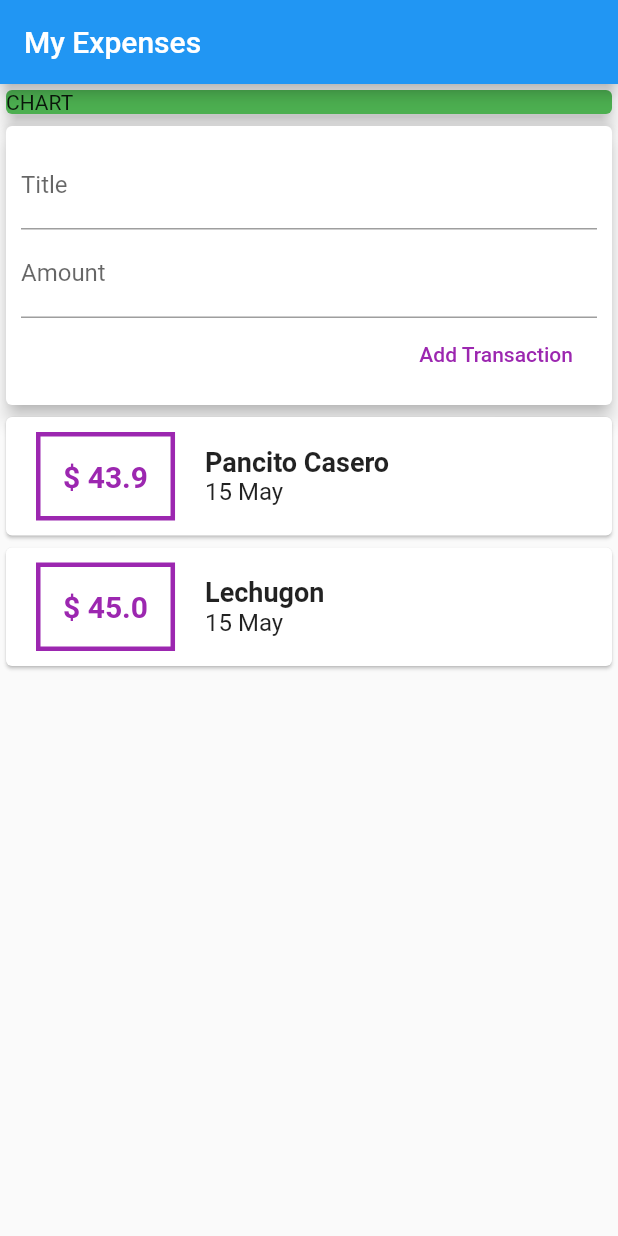
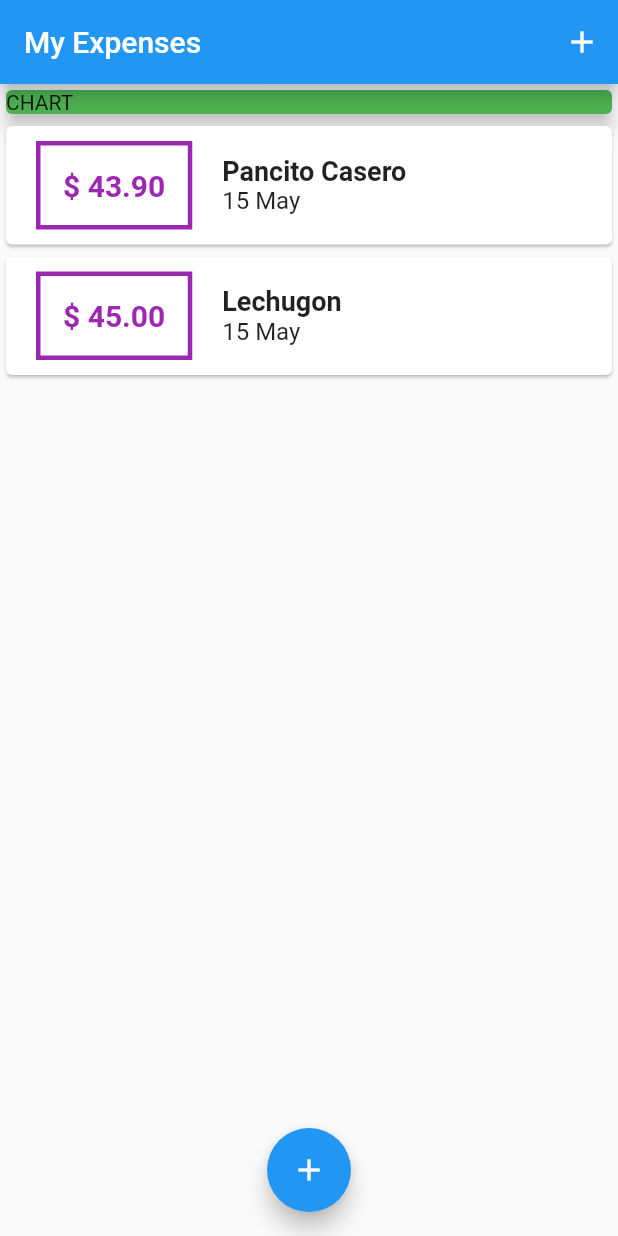
Before and after one commit to nachokhan/my_expenses, a Flutter app: the screen it shows after launch, on a phone screen of 412 x 824 dp. Run offline on Flutter 3.47's test engine with Material 2 defaults, Android fonts, the phone set to English and light mode, and no system bars.

Commit message:
(+) Floating Button & Icon Button with Refactoring

```diff
--- a/lib/main.dart
+++ b/lib/main.dart
@@ -1,5 +1,7 @@
 import 'package:flutter/material.dart';
-import './widgets/w_joiner.dart';
+import './models/transaction.dart';
+import './widgets/w_transaction_input.dart';
+import './widgets/w_transaction_list.dart';
 
 void main() => runApp(MyApp());
 
@@ -13,12 +15,29 @@ class MyApp extends StatelessWidget {
   }
 }
 
-class MyHomePage extends StatelessWidget {
+class MyHomePage extends StatefulWidget {
+  @override
+  _MyHomePageState createState() => _MyHomePageState();
+}
+
+class _MyHomePageState extends State<MyHomePage> {
+  final List<Transaction> transactions = [
+    Transaction(
+        amount: 43.90, date: DateTime.now(), id: "1", title: "Pancito Casero"),
+    Transaction(amount: 45, date: DateTime.now(), id: "2", title: "Lechugon")
+  ];
+
   @override
   Widget build(BuildContext context) {
     return Scaffold(
       appBar: AppBar(
         title: Text("My Expenses"),
+        actions: <Widget>[
+          IconButton(
+            icon: Icon(Icons.add),
+            onPressed: () => onPressAddTransaction(context),
+          )
+        ],
       ),
       body: SingleChildScrollView(
         child: Column(
@@ -33,10 +52,40 @@ class MyHomePage extends StatelessWidget {
                 elevation: 5,
               ),
             ),
-            WJoiner(),
+            WTransactionList(transactions),
           ],
         ),
       ),
+      floatingActionButtonLocation: FloatingActionButtonLocation.centerFloat,
+      floatingActionButton: FloatingActionButton(
+        onPressed: () => onPressAddTransaction(context),
+        child: Icon(Icons.add),
+      ),
     );
   }
+
+  onPressAddTransaction(BuildContext context) {
+    showModalBottomSheet(
+        context: context, builder: (context) => getInputWidget(context));
+  }
+
+  getInputWidget(BuildContext context) {
+    return GestureDetector(
+      behavior: HitTestBehavior.opaque,
+      onLongPress: () => print("Soltame jijiji"),
+      onTap: () => {},
+      child: WTransactionInput(addNewTransaction),
+    );
+  }
+
+  addNewTransaction(String title, double amount) {
+    setState(() {
+      transactions.add(Transaction(
+        amount: amount,
+        title: title,
+        date: DateTime.now(),
+        id: DateTime.now().toString(),
+      ));
+    });
+  }
 }
--- a/lib/widgets/w_joiner.dart
+++ /dev/null
@@ -1,48 +0,0 @@
-import 'package:flutter/material.dart';
-import '../models/transaction.dart';
-import './w_transaction_input.dart';
-import './w_transaction_list.dart';
-
-class WJoiner extends StatefulWidget {
-  @override
-  _WJoinerState createState() => _WJoinerState();
-}
-
-class _WJoinerState extends State<WJoiner> {
-  final List<Transaction> transactions = [
-    Transaction(
-      amount: 43.90,
-      date: DateTime.now(),
-      id: "1",
-      title: "Pancito Casero",
-    ),
-    Transaction(
-      amount: 45,
-      date: DateTime.now(),
-      id: "2",
-      title: "Lechugon",
-    )
-  ];
-
-  @override
-  Widget build(BuildContext context) {
-    return Container(
-        child: Column(
-      children: <Widget>[
-        WTransactionInput(addNewTransaction),
-        WTransactionList(transactions),
-      ],
-    ));
-  }
-
-  addNewTransaction(String title, double amount) {
-    setState(() {
-      transactions.add(Transaction(
-        amount: amount,
-        title: title,
-        date: DateTime.now(),
-        id: DateTime.now().toString(),
-      ));
-    });
-  }
-}
--- a/lib/widgets/w_transaction.dart
+++ b/lib/widgets/w_transaction.dart
@@ -18,7 +18,7 @@ class WTransaction extends StatelessWidget {
       child: Row(
         mainAxisAlignment: MainAxisAlignment.start,
         children: <Widget>[
-          WAmount("\$ $amount"),
+          WAmount("\$ ${amount.toStringAsFixed(2)}"),
           WTitleDate(title, date),
         ],
       ),
```
Also changed, not shown: lib/widgets/w_transaction_input.dart (+26 -7 lines).
